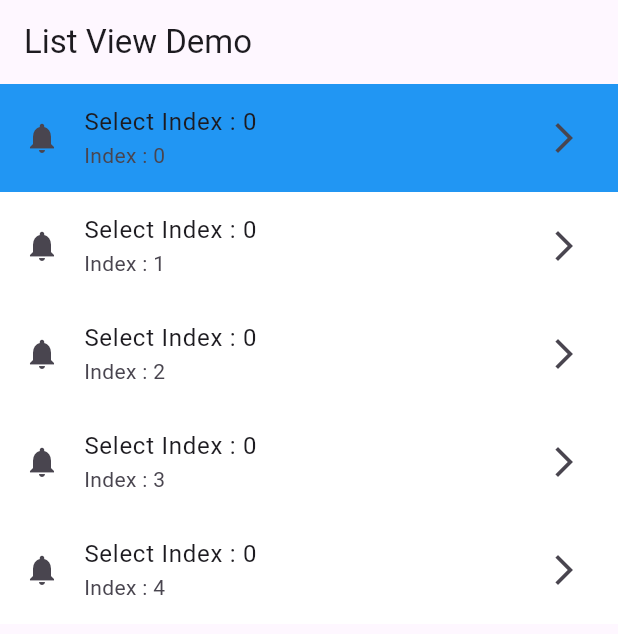
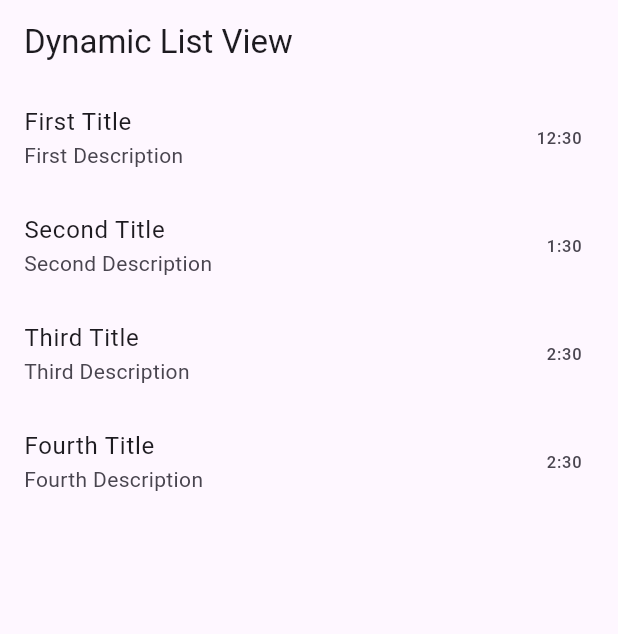
Before and after one commit to MuhammadAliKust/UsamaProject, a Flutter app: the screen it shows after launch, on a phone screen of 412 x 824 dp. Shown: the top 634 px of the screen. Run offline on Flutter 3.47's test engine with Material 3 defaults, Android fonts, the phone set to English and light mode, and no system bars.

Commit message:
Dynamic List View Done

```diff
--- /dev/null
+++ b/lib/demo.dart
@@ -0,0 +1,7 @@
+void main() {
+  void sendRegisterEmail({required String name}){
+    print("Welcome to our system. User name : $name");
+  }
+
+  sendRegisterEmail(name: 'Ali');
+}
--- /dev/null
+++ b/lib/dynamic_list_view.dart
@@ -0,0 +1,36 @@
+import 'package:flutter/material.dart';
+
+import 'models/notification.dart';
+
+class DynamicListView extends StatelessWidget {
+  DynamicListView({super.key});
+
+  List<NotificationModel> notificationList = [
+    NotificationModel(
+        title: 'First Title', description: 'First Description', time: '12:30'),
+    NotificationModel(
+        title: 'Second Title', description: 'Second Description', time: '1:30'),
+    NotificationModel(
+        title: 'Third Title', description: 'Third Description', time: '2:30'),
+  NotificationModel(
+        title: 'Fourth Title', description: 'Fourth Description', time: '2:30'),
+  ];
+
+  @override
+  Widget build(BuildContext context) {
+    return Scaffold(
+      appBar: AppBar(
+        title: Text("Dynamic List View"),
+      ),
+      body: ListView.builder(
+          itemCount: notificationList.length,
+          itemBuilder: (context, i) {
+        return ListTile(
+          title: Text(notificationList[i].title),
+          subtitle: Text(notificationList[i].description),
+          trailing: Text(notificationList[i].time),
+        );
+      }),
+    );
+  }
+}
--- a/lib/main.dart
+++ b/lib/main.dart
@@ -1,4 +1,5 @@
 import 'package:flutter/material.dart';
+import 'package:usama_project/dynamic_list_view.dart';
 import 'package:usama_project/list_view_builder.dart';
 import 'package:usama_project/multiple_selection.dart';
 
@@ -14,7 +15,7 @@ class MyApp extends StatelessWidget {
   @override
   Widget build(BuildContext context) {
     return MaterialApp(
-      home: ListViewDemo(),
+      home: DynamicListView(),
     );
   }
 }
--- /dev/null
+++ b/lib/models/notification.dart
@@ -0,0 +1,8 @@
+class NotificationModel {
+  final String title;
+  final String description;
+  final String time;
+
+  NotificationModel(
+      {required this.title, required this.description, required this.time});
+}
```
